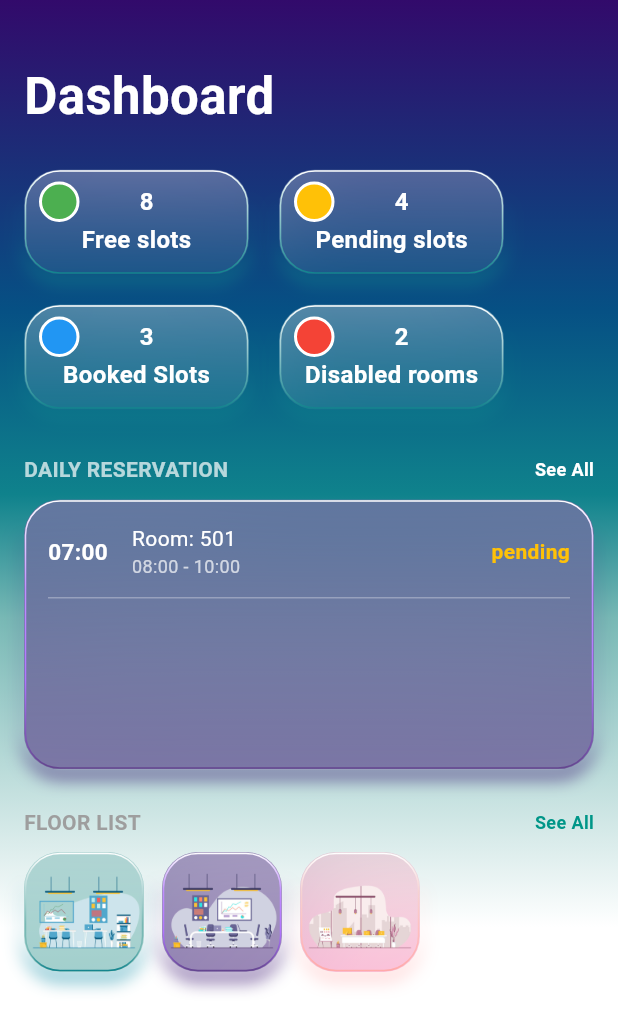
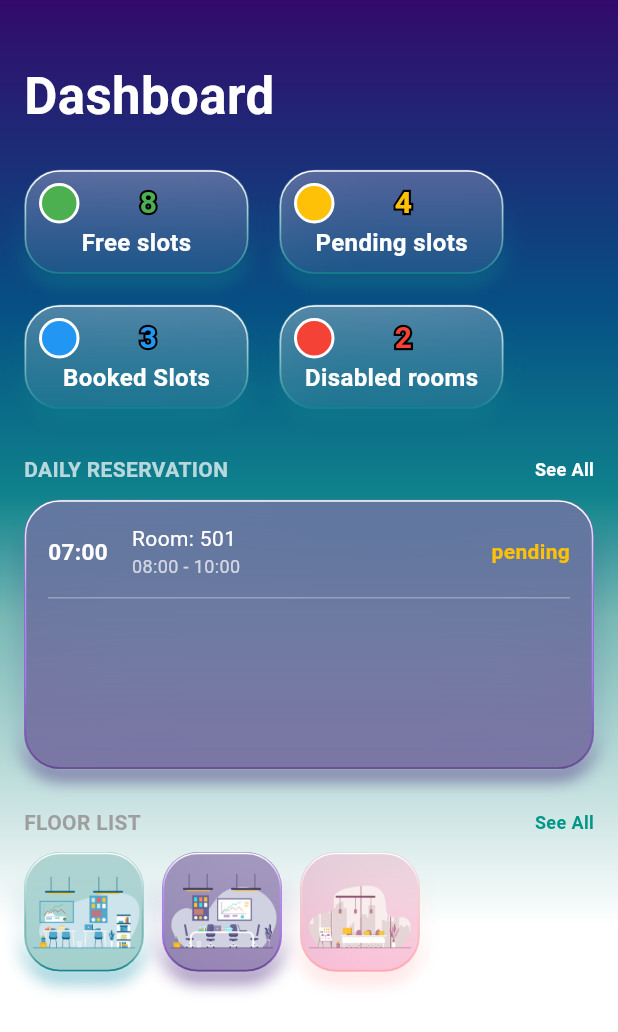
Before and after one commit to Pattaphon-sr/room_reservation_system_app, a Flutter app: the DashboardApprover screen opened directly, on a phone screen of 412 x 824 dp. Shown: the top 1032 px of the screen. Run offline on Flutter 3.47's test engine with Material 3 defaults, Android fonts, the light colour scheme and no system bars.

Commit message:
Fix text style (staff, appeover)

```diff
--- a/lib/features/approver/dashboard_approver.dart
+++ b/lib/features/approver/dashboard_approver.dart
@@ -74,13 +74,28 @@ class _DashboardApproverState extends State<DashboardApprover> {
                   ),
                 ),
                 const SizedBox(width: 40),
-                Text(
-                  count,
-                  style: TextStyle(
-                    fontSize: 16,
-                    color: Colors.white,
-                    fontWeight: FontWeight.bold,
-                  ),
+                Stack(
+                  children: [
+                    Text(
+                      count,
+                      style: TextStyle(
+                        fontSize: 20,
+                        fontWeight: FontWeight.bold,
+                        foreground: Paint()
+                          ..style = PaintingStyle.stroke
+                          ..strokeWidth = 3
+                          ..color = Colors.black,
+                      ),
+                    ),
+                    Text(
+                      count,
+                      style: TextStyle(
+                        fontSize: 20,
+                        color: color,
+                        fontWeight: FontWeight.bold,
+                      ),
+                    ),
+                  ],
                 ),
               ],
             ),
--- a/lib/main.dart
+++ b/lib/main.dart
@@ -19,9 +19,9 @@ class MyApp extends StatelessWidget {
       // home: InitialScreen(),
       // home: SignInScreen(),
       // home: SignUpScreen(),
-      home: DashboardUser(),
+      // home: DashboardUser(),
       // home: DashboardStaff(),
-      // home: DashboardApprover(),
+      home: DashboardApprover(),
     );
   }
 }
```
Also changed, not shown: lib/features/staff/dashboard_staff.dart (+22 -4 lines), 1 other file.
